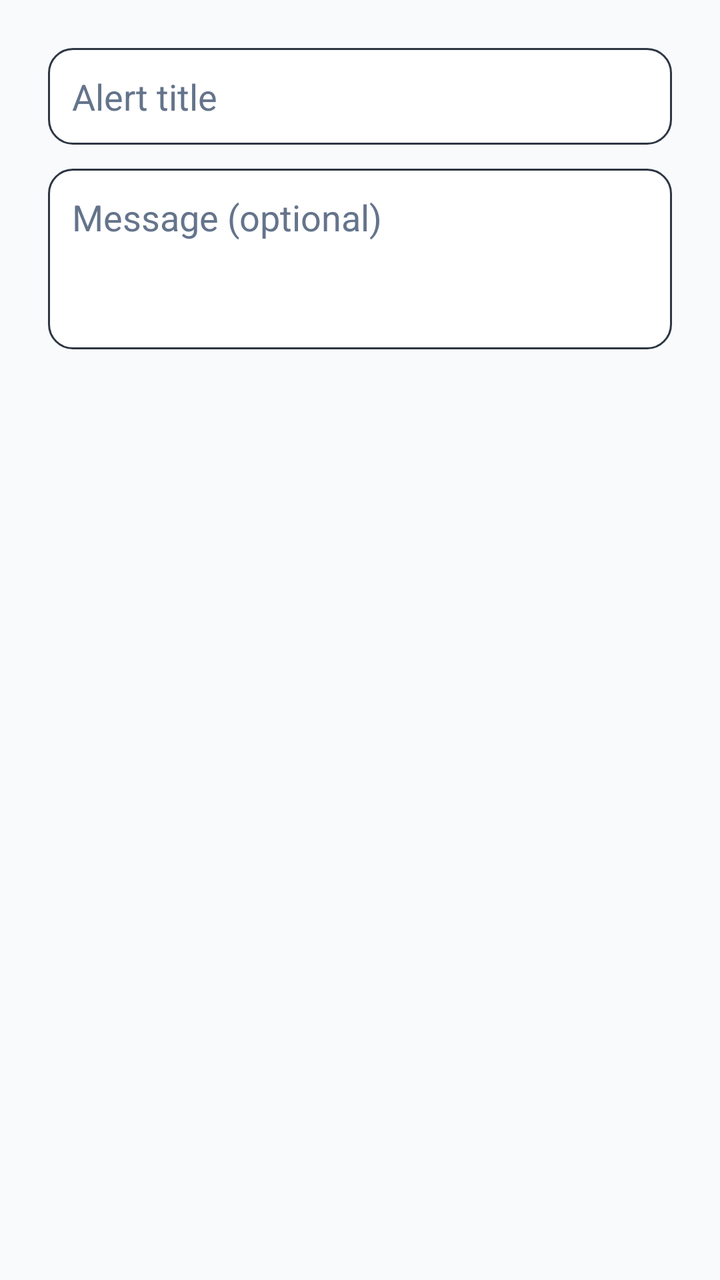
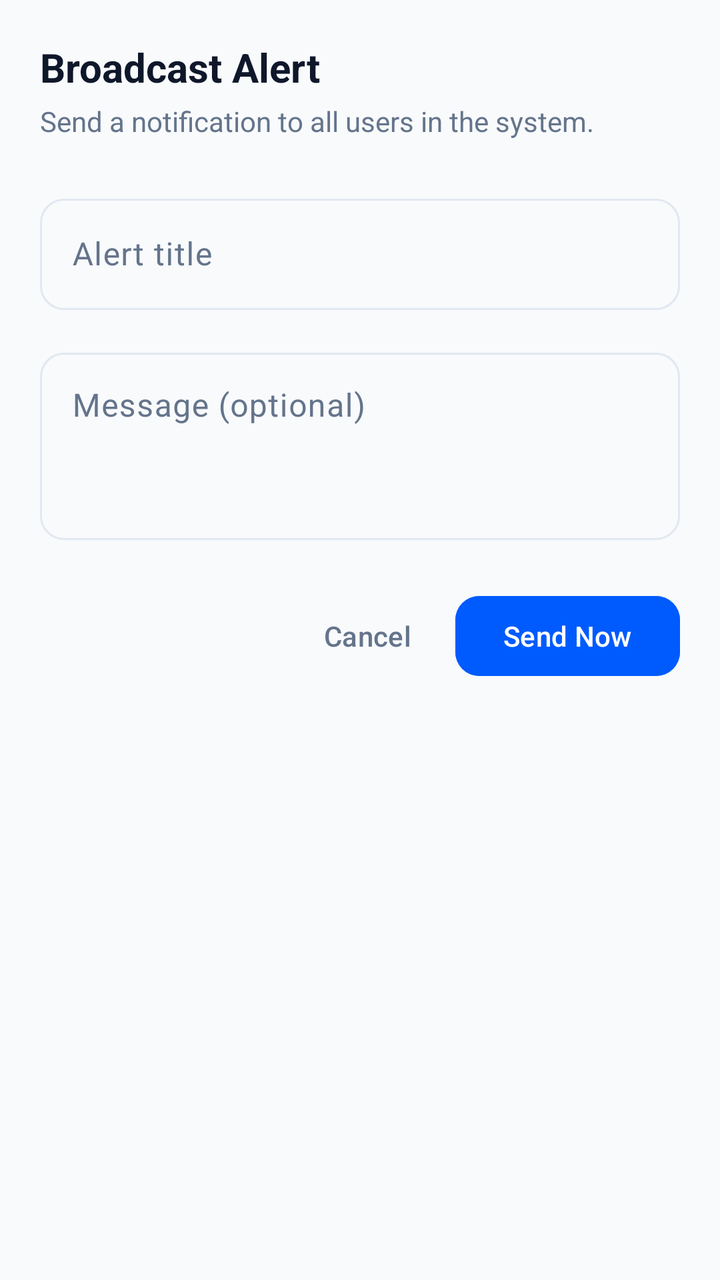

Screens rendered from an Android XML layout before and after an edit, with the pre-edit source and the edit as a unified diff.
<!-- AndroidManifest.xml: application theme Theme.SupportAssist -->
<!-- res/layout/dialog_broadcast_alert.xml -->
<?xml version="1.0" encoding="utf-8"?>
<LinearLayout xmlns:android="http://schemas.android.com/apk/res/android"
    android:layout_width="match_parent"
    android:layout_height="wrap_content"
    android:orientation="vertical"
    android:padding="24dp">

    <EditText
        android:id="@+id/et_alert_title"
        android:layout_width="match_parent"
        android:layout_height="wrap_content"
        android:background="@drawable/edit_text_bg"
        android:hint="@string/hint_alert_title"
        android:padding="12dp"
        android:textColor="@color/text_main"
        android:textColorHint="@color/text_grey" />

    <EditText
        android:id="@+id/et_alert_message"
        android:layout_width="match_parent"
        android:layout_height="wrap_content"
        android:layout_marginTop="12dp"
        android:background="@drawable/edit_text_bg"
        android:gravity="top"
        android:hint="@string/hint_alert_message"
        android:inputType="textMultiLine"
        android:minLines="3"
        android:padding="12dp"
        android:textColor="@color/text_main"
        android:textColorHint="@color/text_grey" />

</LinearLayout>
<!-- resources referenced by this layout -->
<resources>
  <color name="text_grey">#64748B</color>
  <color name="text_main">#0F172A</color>
  <!-- drawable edit_text_bg (drawable) -->
  <?xml version="1.0" encoding="utf-8"?>
  <shape xmlns:android="http://schemas.android.com/apk/res/android">
      <solid android:color="@color/input_bg" />
      <corners android:radius="12dp" />
      <stroke android:width="1dp" android:color="#2D3643" />
  </shape>
  <string name="hint_alert_message">Message (optional)</string>
  <string name="hint_alert_title">Alert title</string>
  <style name="Theme.SupportAssist" parent="Base.Theme.SupportAssist" />
  <color name="input_bg">#FFFFFF</color>
  <style name="Base.Theme.SupportAssist" parent="Theme.Material3.DayNight.NoActionBar">
          <item name="colorPrimary">@color/primary_blue</item>
          <item name="android:windowBackground">@color/bg_color</item>
  
          
          <item name="android:textColorPrimary">@color/text_main</item>
          <item name="android:textColorSecondary">@color/text_grey</item>
          <item name="android:editTextColor">@color/text_main</item>
          <item name="android:textColorHint">@color/text_grey</item>
  
          
          <item name="colorOnBackground">@color/text_main</item>
          <item name="colorOnSurface">@color/text_main</item>
          <item name="colorOnSurfaceVariant">@color/text_grey</item>
          <item name="colorSurface">@color/bg_color</item>
          <item name="colorOutline">@color/divider_color</item>
      </style>
  <color name="primary_blue">#005BFF</color>
  <color name="bg_color">#F8FAFC</color>
  <color name="divider_color">#E2E8F0</color>
</resources>

<!-- the commit's change to res/layout/dialog_broadcast_alert.xml (unified diff, before → after) -->
@@ -1,32 +1,98 @@
 <?xml version="1.0" encoding="utf-8"?>
-<LinearLayout xmlns:android="http://schemas.android.com/apk/res/android"
+<androidx.constraintlayout.widget.ConstraintLayout xmlns:android="http://schemas.android.com/apk/res/android"
+    xmlns:app="http://schemas.android.com/apk/res-auto"
     android:layout_width="match_parent"
     android:layout_height="wrap_content"
-    android:orientation="vertical"
-    android:padding="24dp">
+    android:padding="20dp">
 
-    <EditText
-        android:id="@+id/et_alert_title"
+    <TextView
+        android:id="@+id/tv_dialog_title"
+        android:layout_width="wrap_content"
+        android:layout_height="wrap_content"
+        android:text="@string/admin_broadcast_alert"
+        android:textColor="@color/text_main"
+        android:textSize="20sp"
+        android:textStyle="bold"
+        app:layout_constraintStart_toStartOf="parent"
+        app:layout_constraintTop_toTopOf="parent" />
+
+    <TextView
+        android:id="@+id/tv_dialog_subtitle"
+        android:layout_width="0dp"
+        android:layout_height="wrap_content"
+        android:layout_marginTop="4dp"
+        android:text="Send a notification to all users in the system."
+        android:textColor="@color/text_grey"
+        android:textSize="14sp"
+        app:layout_constraintEnd_toEndOf="parent"
+        app:layout_constraintStart_toStartOf="parent"
+        app:layout_constraintTop_toBottomOf="@id/tv_dialog_title" />
+
+    <com.google.android.material.textfield.TextInputLayout
+        android:id="@+id/til_alert_title"
+        style="@style/Widget.Material3.TextInputLayout.OutlinedBox"
         android:layout_width="match_parent"
         android:layout_height="wrap_content"
-        android:background="@drawable/edit_text_bg"
+        android:layout_marginTop="24dp"
         android:hint="@string/hint_alert_title"
-        android:padding="12dp"
-        android:textColor="@color/text_main"
-        android:textColorHint="@color/text_grey" />
+        app:boxCornerRadiusBottomEnd="12dp"
+        app:boxCornerRadiusBottomStart="12dp"
+        app:boxCornerRadiusTopEnd="12dp"
+        app:boxCornerRadiusTopStart="12dp"
+        app:layout_constraintTop_toBottomOf="@id/tv_dialog_subtitle">
 
-    <EditText
-        android:id="@+id/et_alert_message"
+        <com.google.android.material.textfield.TextInputEditText
+            android:id="@+id/et_alert_title"
+            android:layout_width="match_parent"
+            android:layout_height="wrap_content"
+            android:inputType="textCapSentences"
+            android:textColor="@color/text_main" />
+    </com.google.android.material.textfield.TextInputLayout>
+
+    <com.google.android.material.textfield.TextInputLayout
+        android:id="@+id/til_alert_message"
+        style="@style/Widget.Material3.TextInputLayout.OutlinedBox"
         android:layout_width="match_parent"
         android:layout_height="wrap_content"
-        android:layout_marginTop="12dp"
-        android:background="@drawable/edit_text_bg"
-        android:gravity="top"
+        android:layout_marginTop="16dp"
         android:hint="@string/hint_alert_message"
-        android:inputType="textMultiLine"
-        android:minLines="3"
-        android:padding="12dp"
-        android:textColor="@color/text_main"
-        android:textColorHint="@color/text_grey" />
+        app:boxCornerRadiusBottomEnd="12dp"
+        app:boxCornerRadiusBottomStart="12dp"
+        app:boxCornerRadiusTopEnd="12dp"
+        app:boxCornerRadiusTopStart="12dp"
+        app:layout_constraintTop_toBottomOf="@id/til_alert_title">
 
-</LinearLayout>
+        <com.google.android.material.textfield.TextInputEditText
+            android:id="@+id/et_alert_message"
+            android:layout_width="match_parent"
+            android:layout_height="wrap_content"
+            android:gravity="top"
+            android:inputType="textMultiLine"
+            android:minLines="3"
+            android:textColor="@color/text_main" />
+    </com.google.android.material.textfield.TextInputLayout>
+
+    <com.google.android.material.button.MaterialButton
+        android:id="@+id/btn_cancel"
+        style="@style/Widget.Material3.Button.TextButton"
+        android:layout_width="wrap_content"
+        android:layout_height="wrap_content"
+        android:layout_marginTop="24dp"
+        android:text="@android:string/cancel"
+        android:textColor="@color/text_grey"
+        app:layout_constraintEnd_toStartOf="@+id/btn_send"
+        app:layout_constraintTop_toBottomOf="@id/til_alert_message" />
+
+    <com.google.android.material.button.MaterialButton
+        android:id="@+id/btn_send"
+        android:layout_width="wrap_content"
+        android:layout_height="wrap_content"
+        android:layout_marginTop="24dp"
+        android:backgroundTint="@color/primary_blue"
+        android:text="Send Now"
+        android:textColor="@color/white"
+        app:cornerRadius="12dp"
+        app:layout_constraintEnd_toEndOf="parent"
+        app:layout_constraintTop_toBottomOf="@id/til_alert_message" />
+
+</androidx.constraintlayout.widget.ConstraintLayout>
<!-- resource entries referenced after the edit -->
@@ -2,17 +2,11 @@
 <resources>
   <color name="text_grey">#64748B</color>
   <color name="text_main">#0F172A</color>
-  <!-- drawable edit_text_bg (drawable) -->
-  <?xml version="1.0" encoding="utf-8"?>
-  <shape xmlns:android="http://schemas.android.com/apk/res/android">
-      <solid android:color="@color/input_bg" />
-      <corners android:radius="12dp" />
-      <stroke android:width="1dp" android:color="#2D3643" />
-  </shape>
+  <color name="white">#FFFFFFFF</color>
+  <string name="admin_broadcast_alert">Broadcast Alert</string>
   <string name="hint_alert_message">Message (optional)</string>
   <string name="hint_alert_title">Alert title</string>
   <style name="Theme.SupportAssist" parent="Base.Theme.SupportAssist" />
-  <color name="input_bg">#FFFFFF</color>
   <style name="Base.Theme.SupportAssist" parent="Theme.Material3.DayNight.NoActionBar">
           <item name="colorPrimary">@color/primary_blue</item>
           <item name="android:windowBackground">@color/bg_color</item>
